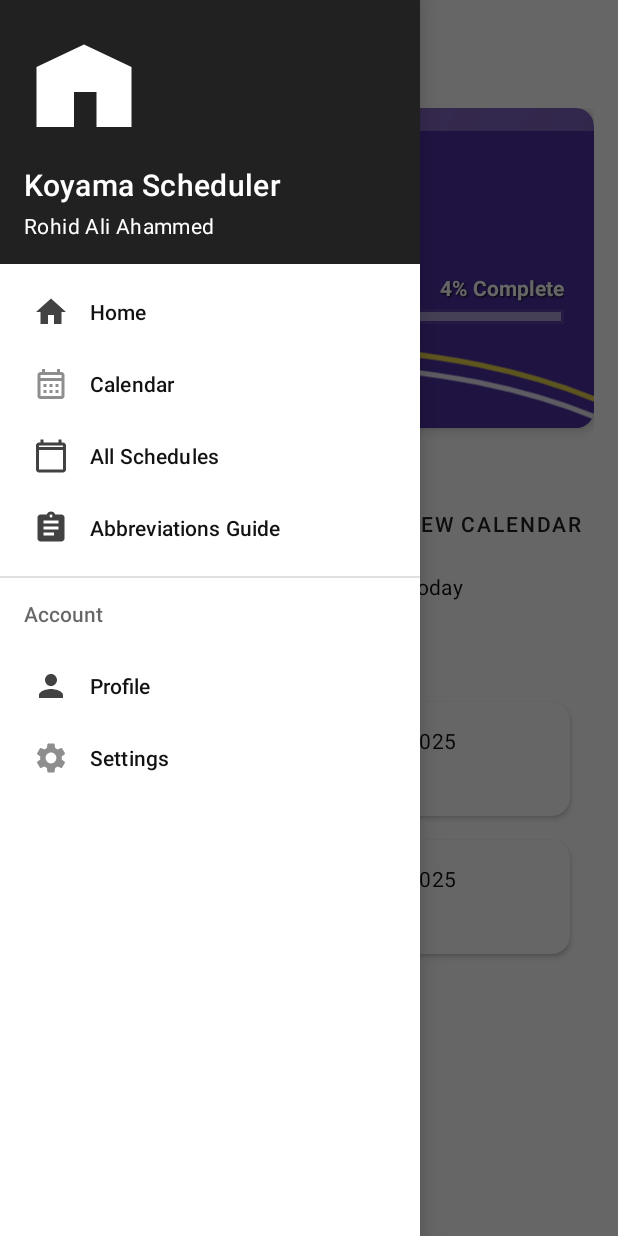
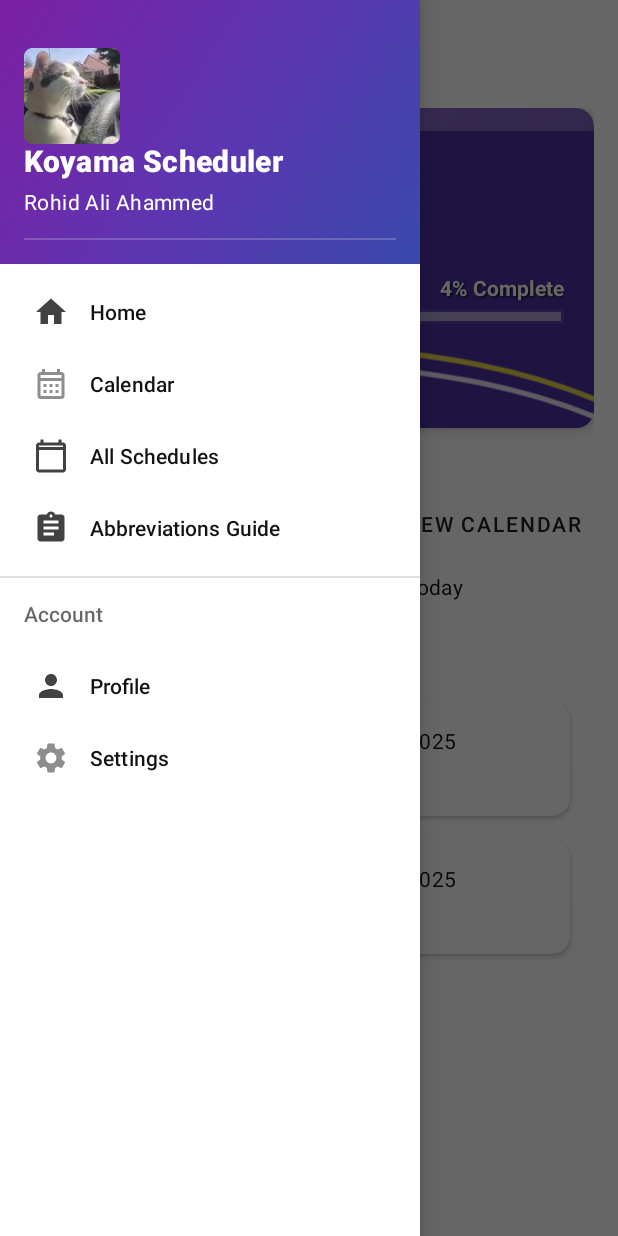
Before and after one commit to ahammedrohit/koyama-scheduler, an Android app: the screen it shows after launch (MainActivity), with the side drawer open, on a phone screen of 412 x 824 dp. Run offline under Robolectric (Android 15) with nearby library versions, the phone set to English and light mode, and no system bars; our stand-ins replace Room's generated code; 1 statement that could not run was skipped.

Commit message:
navbar fixed

```diff
--- /dev/null
+++ b/app/src/main/res/drawable/nav_header_background.xml
@@ -0,0 +1,10 @@
+<?xml version="1.0" encoding="utf-8"?>
+<shape xmlns:android="http://schemas.android.com/apk/res/android"
+    android:shape="rectangle">
+    <gradient
+        android:angle="135"
+        android:startColor="#3949AB"
+        android:centerColor="#5E35B1"
+        android:endColor="#7B1FA2"
+        android:type="linear" />
+</shape>
--- a/app/src/main/res/layout/nav_header.xml
+++ b/app/src/main/res/layout/nav_header.xml
@@ -1,35 +1,56 @@
 <?xml version="1.0" encoding="utf-8"?>
-<LinearLayout xmlns:android="http://schemas.android.com/apk/res/android"
+<androidx.constraintlayout.widget.ConstraintLayout xmlns:android="http://schemas.android.com/apk/res/android"
     xmlns:app="http://schemas.android.com/apk/res-auto"
     android:layout_width="match_parent"
     android:layout_height="176dp"
-    android:background="?attr/colorPrimary"
-    android:gravity="bottom"
-    android:orientation="vertical"
-    android:padding="16dp"
+    android:background="@drawable/nav_header_background"
+    android:paddingStart="16dp"
+    android:paddingEnd="16dp"
+    android:paddingTop="24dp"
+    android:paddingBottom="16dp"
     android:theme="@style/ThemeOverlay.AppCompat.Dark">
 
     <ImageView
-        android:layout_width="80dp"
-        android:layout_height="80dp"
-        android:layout_marginBottom="8dp"
-        android:src="@drawable/ic_launcher"
-        android:contentDescription="App logo" />
+        android:id="@+id/nav_header_image"
+        android:layout_width="64dp"
+        android:layout_height="64dp"
+        android:layout_marginTop="8dp"
+        android:contentDescription="App logo"
+        android:src="@mipmap/ic_launcher"
+        app:layout_constraintStart_toStartOf="parent"
+        app:layout_constraintTop_toTopOf="parent" />
 
     <TextView
-        android:layout_width="match_parent"
+        android:id="@+id/nav_header_title"
+        android:layout_width="0dp"
         android:layout_height="wrap_content"
         android:text="@string/app_name"
         android:textAppearance="?attr/textAppearanceHeadline6"
-        android:textColor="?attr/colorOnPrimary" />
+        android:textColor="@android:color/white"
+        android:textSize="20sp"
+        android:textStyle="bold"
+        app:layout_constraintStart_toStartOf="parent"
+        app:layout_constraintEnd_toEndOf="parent"
+        app:layout_constraintBottom_toTopOf="@+id/text_user_name"
+        android:layout_marginBottom="4dp" />
 
     <TextView
         android:id="@+id/text_user_name"
-        android:layout_width="wrap_content"
+        android:layout_width="0dp"
         android:layout_height="wrap_content"
-        android:layout_marginTop="4dp"
         android:text="Rohid Ali Ahammed"
         android:textAppearance="?attr/textAppearanceBody2"
-        android:textColor="?attr/colorOnPrimary" />
+        android:textColor="@android:color/white"
+        android:textSize="14sp"
+        app:layout_constraintStart_toStartOf="parent"
+        app:layout_constraintEnd_toEndOf="parent"
+        app:layout_constraintBottom_toBottomOf="parent"
+        android:layout_marginBottom="16dp" />
 
-</LinearLayout>
+    <View
+        android:layout_width="match_parent"
+        android:layout_height="1dp"
+        android:background="#33FFFFFF"
+        app:layout_constraintBottom_toBottomOf="parent" />
+
+</androidx.constraintlayout.widget.ConstraintLayout>
```
